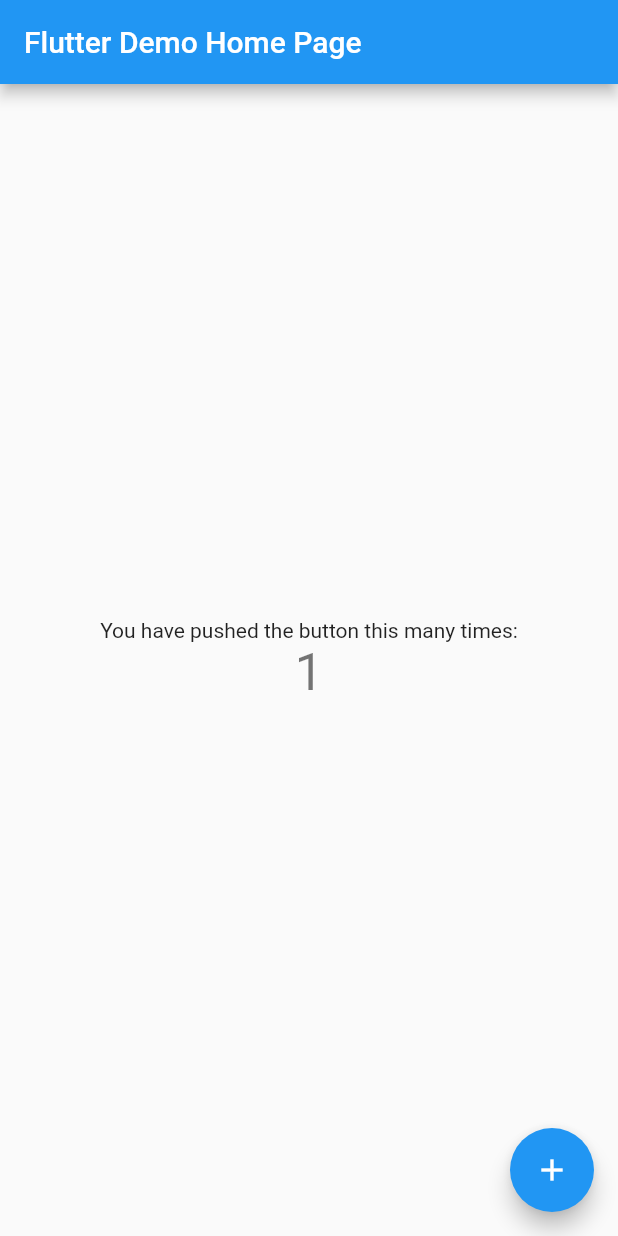
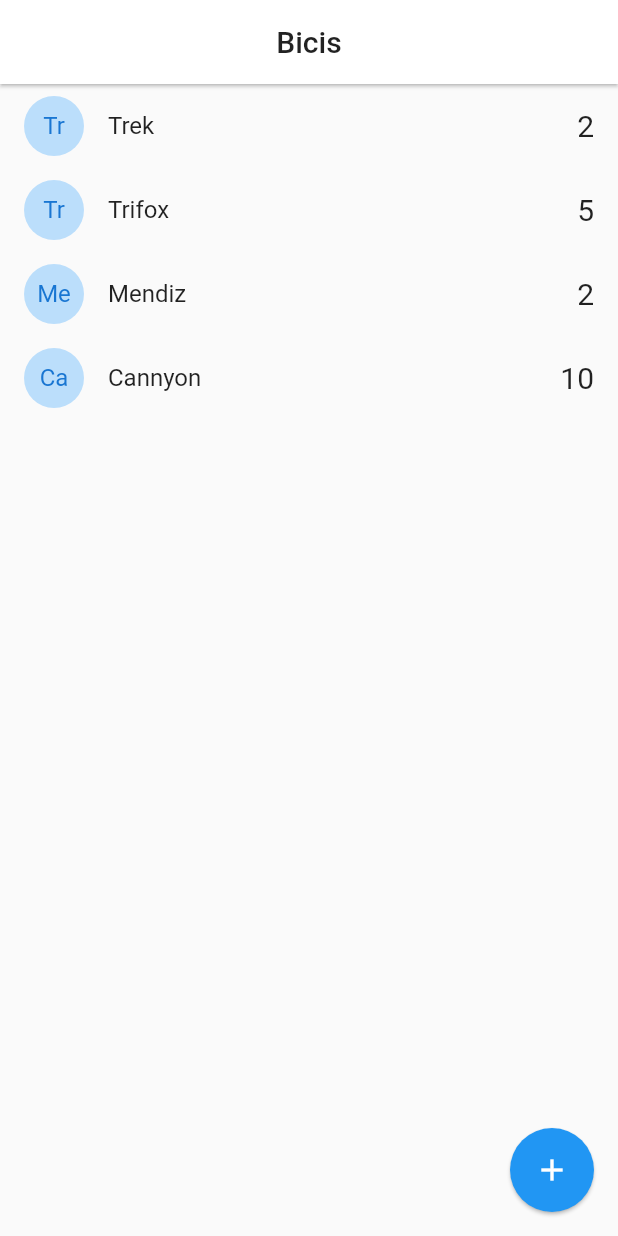
Before and after one commit to Antoniojesus1999/flutter_sockets, a Flutter app: the screen it shows after launch, after a tap on the "add" icon, on a phone screen of 412 x 824 dp. Run offline on Flutter 3.47's test engine with Material 2 defaults, Android fonts, the phone set to English and light mode, and no system bars.

Commit message:
añadida pantalla prueba modelo bici y showDialog para añadir una nueva bici

```diff
--- a/lib/main.dart
+++ b/lib/main.dart
@@ -1,115 +1,18 @@
 import 'package:flutter/material.dart';
+import 'package:flutter_sockets/pages/home.dart';
 
-void main() {
-  runApp(const MyApp());
-}
+void main() => runApp(const MyApp());
 
 class MyApp extends StatelessWidget {
   const MyApp({super.key});
 
-  // This widget is the root of your application.
   @override
   Widget build(BuildContext context) {
     return MaterialApp(
-      title: 'Flutter Demo',
-      theme: ThemeData(
-        // This is the theme of your application.
-        //
-        // Try running your application with "flutter run". You'll see the
-        // application has a blue toolbar. Then, without quitting the app, try
-        // changing the primarySwatch below to Colors.green and then invoke
-        // "hot reload" (press "r" in the console where you ran "flutter run",
-        // or simply save your changes to "hot reload" in a Flutter IDE).
-        // Notice that the counter didn't reset back to zero; the application
-        // is not restarted.
-        primarySwatch: Colors.blue,
-      ),
-      home: const MyHomePage(title: 'Flutter Demo Home Page'),
+      debugShowCheckedModeBanner: false,
+      title: 'Material App',
+      initialRoute: 'home',
+      routes: {'home': (_) => HomePage()},
     );
   }
 }
-
-class MyHomePage extends StatefulWidget {
-  const MyHomePage({super.key, required this.title});
-
-  // This widget is the home page of your application. It is stateful, meaning
-  // that it has a State object (defined below) that contains fields that affect
-  // how it looks.
-
-  // This class is the configuration for the state. It holds the values (in this
-  // case the title) provided by the parent (in this case the App widget) and
-  // used by the build method of the State. Fields in a Widget subclass are
-  // always marked "final".
-
-  final String title;
-
-  @override
-  State<MyHomePage> createState() => _MyHomePageState();
-}
-
-class _MyHomePageState extends State<MyHomePage> {
-  int _counter = 0;
-
-  void _incrementCounter() {
-    setState(() {
-      // This call to setState tells the Flutter framework that something has
-      // changed in this State, which causes it to rerun the build method below
-      // so that the display can reflect the updated values. If we changed
-      // _counter without calling setState(), then the build method would not be
-      // called again, and so nothing would appear to happen.
-      _counter++;
-    });
-  }
-
-  @override
-  Widget build(BuildContext context) {
-    // This method is rerun every time setState is called, for instance as done
-    // by the _incrementCounter method above.
-    //
-    // The Flutter framework has been optimized to make rerunning build methods
-    // fast, so that you can just rebuild anything that needs updating rather
-    // than having to individually change instances of widgets.
-    return Scaffold(
-      appBar: AppBar(
-        // Here we take the value from the MyHomePage object that was created by
-        // the App.build method, and use it to set our appbar title.
-        title: Text(widget.title),
-      ),
-      body: Center(
-        // Center is a layout widget. It takes a single child and positions it
-        // in the middle of the parent.
-        child: Column(
-          // Column is also a layout widget. It takes a list of children and
-          // arranges them vertically. By default, it sizes itself to fit its
-          // children horizontally, and tries to be as tall as its parent.
-          //
-          // Invoke "debug painting" (press "p" in the console, choose the
-          // "Toggle Debug Paint" action from the Flutter Inspector in Android
-          // Studio, or the "Toggle Debug Paint" command in Visual Studio Code)
-          // to see the wireframe for each widget.
-          //
-          // Column has various properties to control how it sizes itself and
-          // how it positions its children. Here we use mainAxisAlignment to
-          // center the children vertically; the main axis here is the vertical
-          // axis because Columns are vertical (the cross axis would be
-          // horizontal).
-          mainAxisAlignment: MainAxisAlignment.center,
-          children: <Widget>[
-            const Text(
-              'You have pushed the button this many times:',
-            ),
-            Text(
-              '$_counter',
-              style: Theme.of(context).textTheme.headline4,
-            ),
-          ],
-        ),
-      ),
-      floatingActionButton: FloatingActionButton(
-        onPressed: _incrementCounter,
-        tooltip: 'Increment',
-        child: const Icon(Icons.add),
-      ), // This trailing comma makes auto-formatting nicer for build methods.
-    );
-  }
-}
--- /dev/null
+++ b/lib/models/Bici.dart
@@ -0,0 +1,10 @@
+class Bici {
+  String id;
+  String nombre;
+  int votos;
+
+  Bici({required this.id, required this.nombre, required this.votos});
+
+  factory Bici.fromMap(Map<String, dynamic> obj) =>
+      Bici(id: obj['id'], nombre: obj['nombre'], votos: obj['votos']);
+}
--- /dev/null
+++ b/lib/pages/home.dart
@@ -0,0 +1,71 @@
+import 'package:flutter/material.dart';
+import 'package:flutter_sockets/models/Bici.dart';
+
+class HomePage extends StatefulWidget {
+  @override
+  State<HomePage> createState() => _HomePageState();
+}
+
+class _HomePageState extends State<HomePage> {
+  List<Bici> bicis = [
+    Bici(id: '1', nombre: 'Trek', votos: 2),
+    Bici(id: '2', nombre: 'Trifox', votos: 5),
+    Bici(id: '3', nombre: 'Mendiz', votos: 2),
+    Bici(id: '4', nombre: 'Cannyon', votos: 10)
+  ];
+
+  @override
+  Widget build(BuildContext context) {
+    return Scaffold(
+      appBar: AppBar(
+        title: const Center(
+            child: Text('Bicis', style: TextStyle(color: Colors.black87))),
+        backgroundColor: Colors.white,
+        elevation: 1,
+      ),
+      body: ListView.builder(
+          itemCount: bicis.length,
+          itemBuilder: (context, i) => _biciTile(bicis[i])),
+      floatingActionButton: FloatingActionButton(
+        onPressed: () => addNewBici,
+        child: Icon(Icons.add),
+        elevation: 1,
+      ),
+    );
+  }
+
+  ListTile _biciTile(Bici bici) {
+    return ListTile(
+      leading: CircleAvatar(
+        backgroundColor: Colors.blue[100],
+        child: Text(bici.nombre.substring(0, 2)),
+      ),
+      title: Text(bici.nombre),
+      trailing: Text(
+        '${bici.votos}',
+        style: const TextStyle(fontSize: 20),
+      ),
+      onTap: (() {
+        print(bici.nombre);
+      }),
+    );
+  }
+
+  addNewBici() {
+    showDialog(
+        context: context,
+        builder: (context) {
+          return AlertDialog(
+            title: Text('Nueva bici nombre: '),
+            content: TextField(),
+            actions: [
+              MaterialButton(
+                onPressed: () {},
+                child: Text('Añadir'),
+                elevation: 5,
+              )
+            ],
+          );
+        });
+  }
+}
```
